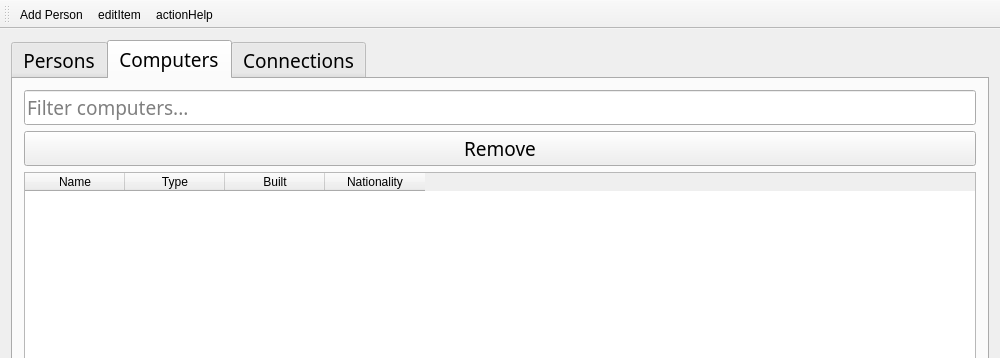
Fanarito/VLN1, file mainwindow.ui: the form before one commit; both pictures show x 0 to 1000 and y 0 to 358 of the 1000 by 1000 pixel window.
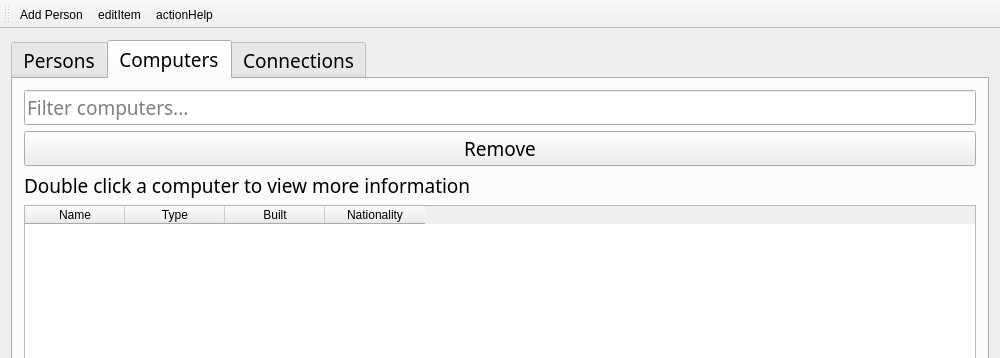
The form after the commit. The open tabs and pages were chosen to show the change. Icons and pictures are not drawn.

Diff of the .ui file:
```diff
--- a/mainwindow.ui
+++ b/mainwindow.ui
@@ -139,6 +139,13 @@
           </property>
          </widget>
         </item>
+        <item>
+         <widget class="QLabel" name="label_2">
+          <property name="text">
+           <string>Double click a computer to view more information</string>
+          </property>
+         </widget>
+        </item>
         <item>
          <widget class="QTableWidget" name="computerList">
           <property name="font">
```
Left out of the diff: 9 changed lines with no effect on the pictures.
